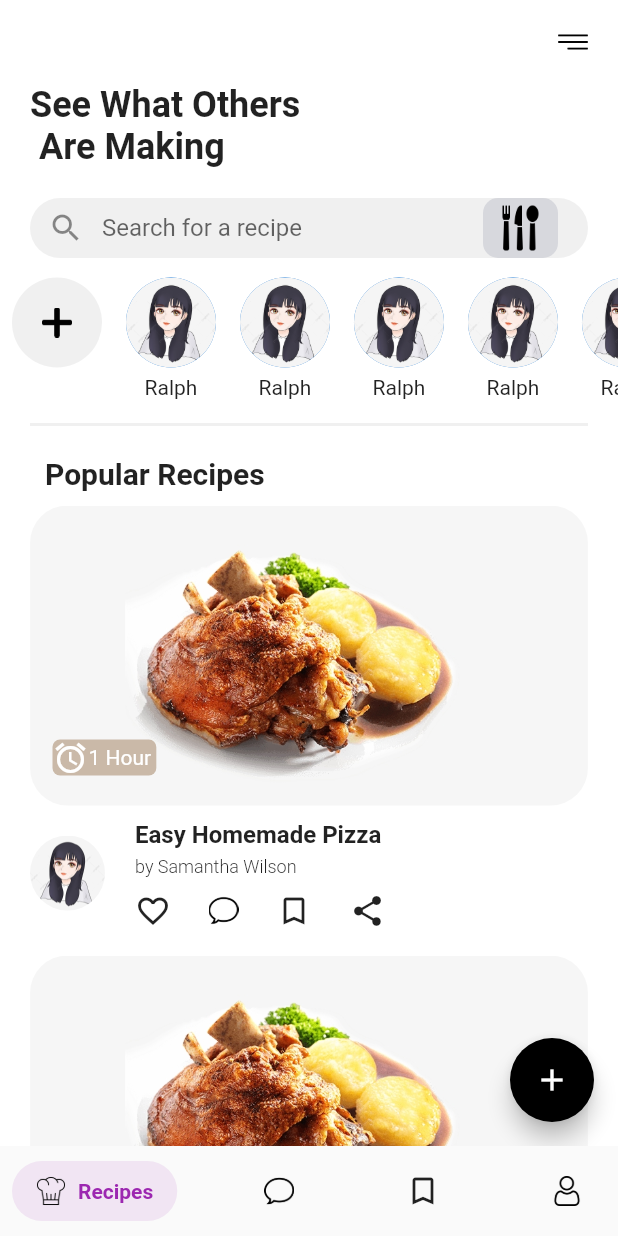
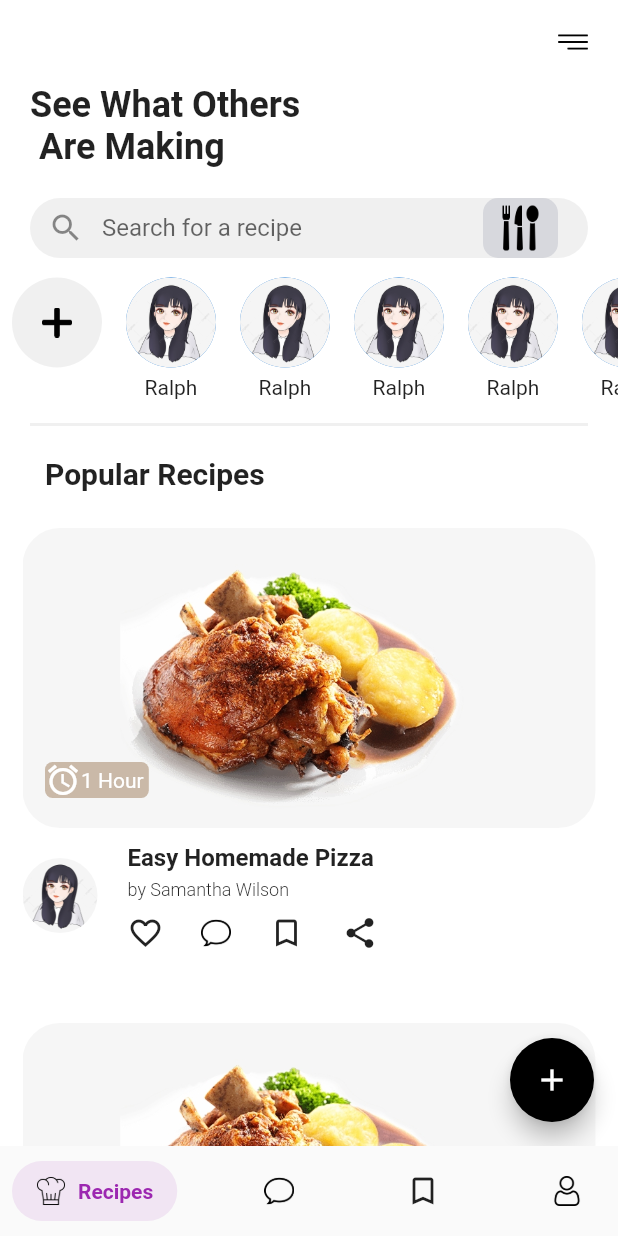
Before and after one commit to lelinmahmud/flutter_food_app, a Flutter app: the screen it shows after launch, on a phone screen of 412 x 824 dp. Run offline on Flutter 3.47's test engine with Material 2 defaults, Android fonts, the phone set to English and light mode, and no system bars; drawn by our look-alikes of salomon_bottom_bar.

Commit message:
padding remove for chat head

```diff
--- a/lib/pages/first_page.dart
+++ b/lib/pages/first_page.dart
@@ -183,7 +183,7 @@ class _FirstPageState extends State<FirstPage> {
 
   Widget _getItem(){
     return Padding(
-      padding: const EdgeInsets.only(left: 20,right: 20),
+      padding: const EdgeInsets.all(15),
       child: Column(
         children: [
           Container(
```
